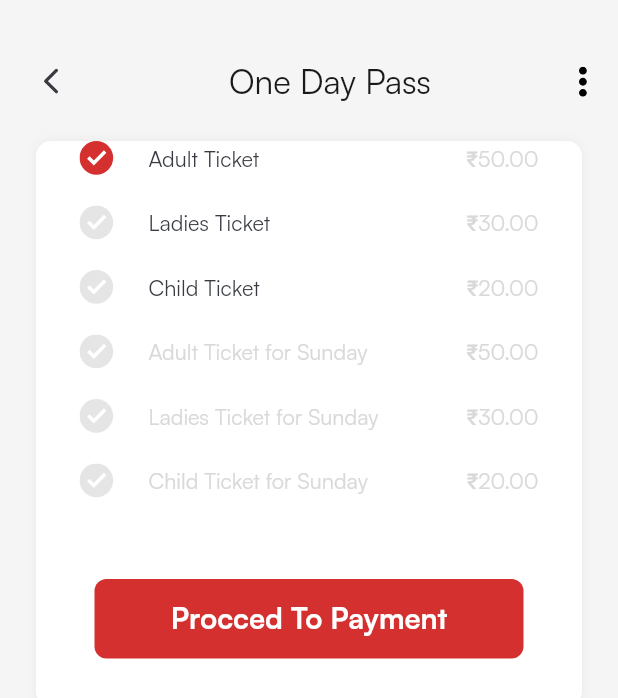
After one commit to AshokSongara/ahmedabad_brts_amts, a Flutter app: the OneDayPassScreen screen opened by its route, on a phone screen of 412 x 824 dp. The commit adds this screen. Shown: the top 698 px of the screen. Run offline on Flutter 3.47's test engine with Material 2 defaults, Android fonts, the phone set to English and light mode, and no system bars; our stand-ins replace bloc, equatable, flutter_bloc, flutter_screenutil, flutter_svg, get and 6 more; accounts and stored records are empty; network calls fail.

Commit message:
Rushik - UI od one day pass is completed - Added internet permission

```diff
--- a/lib/helper/route_helper.dart
+++ b/lib/helper/route_helper.dart
@@ -8,6 +8,7 @@ import 'package:ahmedabad_brts_amts/presentation/pages/lrf/mobile_number_screen.
 import 'package:ahmedabad_brts_amts/presentation/pages/lrf/signup_screen.dart';
 import 'package:ahmedabad_brts_amts/presentation/pages/my_routes/my_routes_screen.dart';
 import 'package:ahmedabad_brts_amts/presentation/pages/nearby/nearby_sreen.dart';
+import 'package:ahmedabad_brts_amts/presentation/pages/one_day_pass/one_day_pass_screen.dart';
 import 'package:ahmedabad_brts_amts/presentation/pages/passenger_details/passenger_details.dart';
 import 'package:ahmedabad_brts_amts/presentation/pages/search_route_number/search_route_number_screen.dart';
 import 'package:get/get.dart';
@@ -30,6 +31,7 @@ class RouteHelper {
   static const String feedback = '/feedback';
   static const String myRoute = '/myRoute';
   static const String searchRoute = '/searchRoute';
+  static const String oneDayPassRoute = '/oneDayPass';
 
   static String getInitialRoute() => '$initial';
 
@@ -65,6 +67,7 @@ class RouteHelper {
   static String getMyRouteScreen() => '$myRoute';
 
   static String getSearchRoute() => '$searchRoute';
+  static String getoneDayPassRoute() => '$oneDayPassRoute';
 
   static List<GetPage> routes = [
     GetPage(name: initial, page: () => const SplashScreen()),
@@ -72,6 +75,7 @@ class RouteHelper {
     GetPage(name: login, page: () => const LoginScreen()),
     GetPage(name: signup, page: () => const SignupScreen()),
     GetPage(name: mobileNumber, page: () => const MobileNumberScreen()),
+    GetPage(name: oneDayPassRoute, page: () => const OneDayPassScreen()),
     GetPage(
         name: enterCode,
         page: () => OtpVerificationScreen(
--- a/lib/presentation/pages/dashboard/home_screen.dart
+++ b/lib/presentation/pages/dashboard/home_screen.dart
@@ -906,7 +906,8 @@ class _HomeScreenState extends State<HomeScreen> {
                                 text: "One Day Pass",
                                 width: MediaQuery.of(context).size.width,
                                 onPressed: () {
-
+                                  Get.toNamed(
+                                      RouteHelper.getoneDayPassRoute());
                                 },
                                 style: satoshiRegular.copyWith(
                                     fontSize: 20.sp,
--- /dev/null
+++ b/lib/presentation/pages/one_day_pass/one_day_pass_screen.dart
@@ -0,0 +1,151 @@
+import 'package:ahmedabad_brts_amts/presentation/widgets/base/custom_button.dart';
+import 'package:ahmedabad_brts_amts/presentation/widgets/base/custom_toolbar.dart';
+import 'package:ahmedabad_brts_amts/utils/app_colors.dart';
+import 'package:ahmedabad_brts_amts/utils/dimensions.dart';
+import 'package:ahmedabad_brts_amts/utils/image_constant.dart';
+import 'package:ahmedabad_brts_amts/utils/styles.dart';
+import 'package:flutter/material.dart';
+import 'package:flutter_screenutil/flutter_screenutil.dart';
+import 'package:flutter_svg/flutter_svg.dart';
+
+class LocalModel {
+  String name;
+  String price;
+  bool isChecked;
+  bool isEnable;
+
+  LocalModel(this.name, this.price, this.isChecked, this.isEnable);
+}
+
+class OneDayPassScreen extends StatefulWidget {
+  const OneDayPassScreen({Key? key}) : super(key: key);
+
+  @override
+  _OneDayPassScreenState createState() => _OneDayPassScreenState();
+}
+
+class _OneDayPassScreenState extends State<OneDayPassScreen> {
+  List<LocalModel> list = [];
+
+  @override
+  void initState() {
+    super.initState();
+    list.add(LocalModel("Adult Ticket", "₹50.00", true, true));
+    list.add(LocalModel("Ladies Ticket", "₹30.00", false, true));
+    list.add(LocalModel("Child Ticket", "₹20.00", false, true));
+    list.add(LocalModel("Adult Ticket for Sunday", "₹50.00", false, false));
+    list.add(LocalModel("Ladies Ticket for Sunday", "₹30.00", false, false));
+    list.add(LocalModel("Child Ticket for Sunday", "₹20.00", false, false));
+  }
+
+  @override
+  Widget build(BuildContext context) {
+    return Scaffold(
+      backgroundColor: AppColors.appBackground,
+      body: Column(
+        children: [
+          const SizedBox(height: Dimensions.dp25),
+          CustomToolbar(
+            title: "One Day Pass",
+          ),
+          const SizedBox(
+            height: Dimensions.dp10,
+          ),
+          Container(
+            padding: const EdgeInsets.symmetric(
+              horizontal: 29,
+            ),
+            margin: const EdgeInsets.only(
+                left: Dimensions.dp24, right: Dimensions.dp24),
+            decoration: const BoxDecoration(
+              color: Colors.white,
+              boxShadow: [
+                BoxShadow(
+                  color: AppColors.gray6E8EE7,
+                  blurRadius: 5.0,
+                ),
+              ],
+              borderRadius: BorderRadius.all(
+                Radius.circular(Dimensions.dp10),
+              ),
+            ),
+            child: Column(
+              children: [
+                ListView.builder(
+                    shrinkWrap: true,
+                    itemCount: list.length,
+                    itemBuilder: (context, index) {
+                      return GestureDetector(
+                        onTap: () {
+                          list[index].isChecked = !list[index].isChecked;
+                          setState(() {});
+                        },
+                        child: Padding(
+                          padding: const EdgeInsets.only(bottom: 20),
+                          child: Row(
+                            mainAxisAlignment: MainAxisAlignment.spaceBetween,
+                            children: [
+                              Row(
+                                children: [
+                                  SvgPicture.asset(
+                                    list[index].isChecked &&
+                                            list[index].isEnable
+                                        ? ImageConstant.iRedTick
+                                        : ImageConstant.iGreyTick,
+                                  ),
+                                  const SizedBox(
+                                    width: Dimensions.dp23,
+                                  ),
+                                  Text(
+                                    list[index].name,
+                                    style: satoshiRegular.copyWith(
+                                        fontSize: 15.sp,
+                                        fontWeight: FontWeight.w500,
+                                        color: list[index].isEnable
+                                            ? AppColors.darkGray
+                                            : AppColors.profileBackgroundGrey),
+                                  ),
+                                ],
+                              ),
+                              Text(
+                                list[index].price,
+                                style: satoshiRegular.copyWith(
+                                    fontSize: 15.sp,
+                                    fontWeight: FontWeight.w500,
+                                    color: AppColors.profileBackgroundGrey),
+                              ),
+                            ],
+                          ),
+                        ),
+                      );
+                    }),
+                SizedBox(
+                  height: 20,
+                ),
+                Container(
+                  margin: const EdgeInsets.only(
+                      left: Dimensions.dp10,
+                      right: Dimensions.dp10,
+                      top: Dimensions.dp14),
+                  child: CustomButton(
+                    text: "Procced To Payment",
+                    width: MediaQuery.of(context).size.width,
+                    onPressed: () {},
+                    style: satoshiRegular.copyWith(
+                        fontSize: 20.sp,
+                        fontWeight: FontWeight.w700,
+                        color: Colors.white),
+                    height: Dimensions.dp53,
+                  ),
+                ),
+                SizedBox(
+                  height: 32,
+                ),
+              ],
+            ),
+          )
+        ],
+      ),
+    );
+  }
+}
--- a/lib/utils/dimensions.dart
+++ b/lib/utils/dimensions.dart
@@ -42,6 +42,7 @@ class Dimensions {
   static const double dp41=41.0;
   static const double dp38=38.0;
   static const double dp43=43.0;
+  static const double dp23=23.0;
 
   static const double WEB_MAX_WIDTH = 1170;
   static const int MESSAGE_INPUT_LENGTH = 250;
--- a/lib/utils/image_constant.dart
+++ b/lib/utils/image_constant.dart
@@ -48,6 +48,8 @@ class ImageConstant {
   static const String iSpeaker = 'assets/images/ic_speaker.svg';
   static const String iCall = 'assets/images/ic_call.svg';
   static const String iSignOut = 'assets/images/ic_sign_out.svg';
+  static const String iGreyTick = 'assets/images/ic_grey_tick.svg';
+  static const String iRedTick = 'assets/images/ic_red_tick.svg';
 
 
 
```
Also changed, not shown: assets/images/ic_grey_tick.svg (added), assets/images/ic_red_tick.svg (added), 1 other file.
